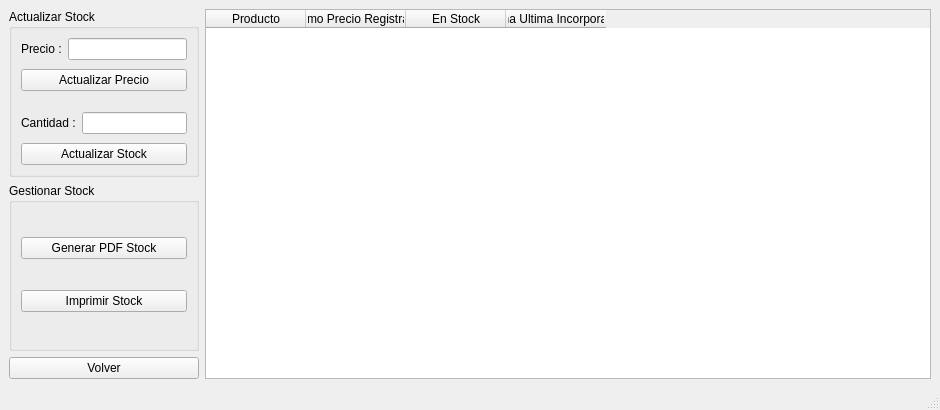
Above: QT_Sistema_San_Cayetano/registrostock.ui from GaspyGJ/SistemaGestion_SanCayetano before the change. Below: the same form after it.
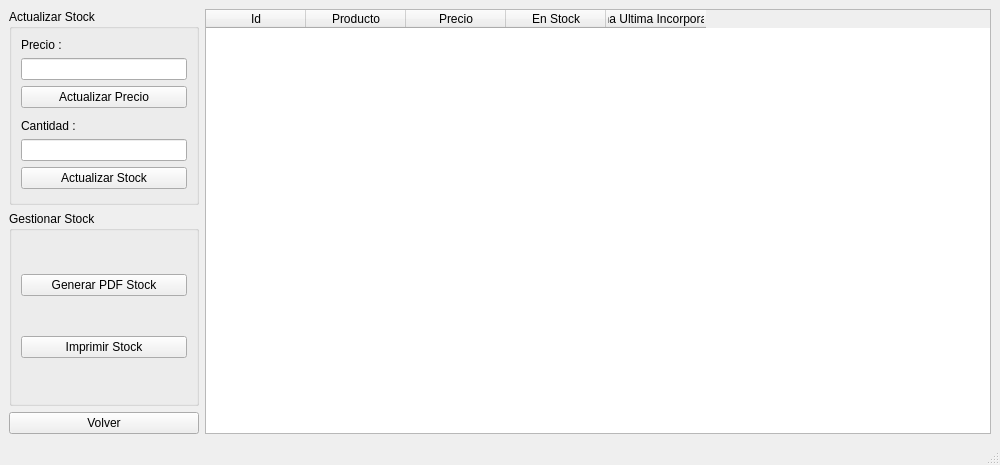
That is the form after the change.

Diff of the .ui file:
```diff
--- a/QT_Sistema_San_Cayetano/registrostock.ui
+++ b/QT_Sistema_San_Cayetano/registrostock.ui
@@ -6,8 +6,8 @@
    <rect>
     <x>0</x>
     <y>0</y>
-    <width>940</width>
-    <height>410</height>
+    <width>1000</width>
+    <height>465</height>
    </rect>
   </property>
   <property name="windowTitle">
@@ -16,7 +16,7 @@
   <widget class="QWidget" name="centralwidget">
    <layout class="QHBoxLayout" name="horizontalLayout">
     <item>
-     <layout class="QVBoxLayout" name="verticalLayout">
+     <layout class="QVBoxLayout" name="verticalLayout_2">
       <item>
        <widget class="QGroupBox" name="groupBox">
         <property name="maximumSize">
@@ -28,69 +28,57 @@
         <property name="title">
          <string>Actualizar Stock</string>
         </property>
-        <layout class="QVBoxLayout" name="verticalLayout_5">
+        <layout class="QVBoxLayout" name="verticalLayout_3">
          <item>
-          <layout class="QVBoxLayout" name="verticalLayout_2">
-           <item>
-            <layout class="QFormLayout" name="formLayout">
-             <item row="0" column="0">
-              <widget class="QLabel" name="label_Precio">
-               <property name="text">
-                <string>Precio :</string>
-               </property>
-              </widget>
-             </item>
-             <item row="0" column="1">
-              <widget class="QLineEdit" name="input_Precio"/>
-             </item>
-            </layout>
+          <layout class="QFormLayout" name="formLayout">
+           <item row="0" column="0">
+            <widget class="QLabel" name="label_Precio">
+             <property name="text">
+              <string>Precio :</string>
+             </property>
+            </widget>
            </item>
-           <item>
+           <item row="1" column="0" colspan="2">
+            <widget class="QLineEdit" name="input_Precio"/>
+           </item>
+           <item row="2" column="0" colspan="2">
             <widget class="QPushButton" name="btn_ActualizarPrecio">
              <property name="text">
               <string>Actualizar Precio</string>
              </property>
+             <property name="autoDefault">
+              <bool>true</bool>
+             </property>
+             <property name="default">
+              <bool>false</bool>
+             </property>
             </widget>
            </item>
           </layout>
          </item>
          <item>
-          <spacer name="verticalSpacer">
-           <property name="orientation">
-            <enum>Qt::Vertical</enum>
-           </property>
-           <property name="sizeType">
-            <enum>QSizePolicy::Fixed</enum>
-           </property>
-           <property name="sizeHint" stdset="0">
-            <size>
-             <width>10</width>
-             <height>15</height>
-            </size>
-           </property>
-          </spacer>
-         </item>
-         <item>
-          <layout class="QVBoxLayout" name="verticalLayout_4">
-           <item>
-            <layout class="QFormLayout" name="formLayout_2">
-             <item row="0" column="0">
-              <widget class="QLabel" name="label_Cantidad">
-               <property name="text">
-                <string>Cantidad :</string>
-               </property>
-              </widget>
-             </item>
-             <item row="0" column="1">
-              <widget class="QLineEdit" name="input_Cantidad"/>
-             </item>
-            </layout>
+          <layout class="QFormLayout" name="formLayout_2">
+           <item row="0" column="0">
+            <widget class="QLabel" name="label_Cantidad">
+             <property name="text">
+              <string>Cantidad :</string>
+             </property>
+            </widget>
            </item>
-           <item>
+           <item row="1" column="0" colspan="2">
+            <widget class="QLineEdit" name="input_Cantidad"/>
+           </item>
+           <item row="2" column="0" colspan="2">
             <widget class="QPushButton" name="btn_ActualizarStock">
              <property name="text">
               <string>Actualizar Stock</string>
              </property>
+             <property name="autoDefault">
+              <bool>true</bool>
+             </property>
+             <property name="default">
+              <bool>false</bool>
+             </property>
             </widget>
            </item>
           </layout>
@@ -109,12 +97,18 @@
         <property name="title">
          <string>Gestionar Stock</string>
         </property>
-        <layout class="QVBoxLayout" name="verticalLayout_3">
+        <layout class="QVBoxLayout" name="verticalLayout">
          <item>
           <widget class="QPushButton" name="btn_GenerarPDF_Stock">
            <property name="text">
             <string>Generar PDF Stock</string>
            </property>
+           <property name="autoDefault">
+            <bool>true</bool>
+           </property>
+           <property name="default">
+            <bool>false</bool>
+           </property>
           </widget>
          </item>
          <item>
@@ -122,6 +116,12 @@
            <property name="text">
             <string>Imprimir Stock</string>
            </property>
+           <property name="autoDefault">
+            <bool>true</bool>
+           </property>
+           <property name="default">
+            <bool>false</bool>
+           </property>
           </widget>
          </item>
         </layout>
@@ -138,12 +138,26 @@
         <property name="text">
          <string>Volver</string>
         </property>
+        <property name="autoDefault">
+         <bool>true</bool>
+        </property>
+        <property name="default">
+         <bool>false</bool>
+        </property>
        </widget>
       </item>
      </layout>
     </item>
     <item>
      <widget class="QTableWidget" name="table_Stock">
+      <property name="textElideMode">
+       <enum>Qt::ElideMiddle</enum>
+      </property>
+      <column>
+       <property name="text">
+        <string>Id</string>
+       </property>
+      </column>
       <column>
        <property name="text">
         <string>Producto</string>
@@ -151,7 +165,7 @@
       </column>
       <column>
        <property name="text">
-        <string>Ultimo Precio Registrado</string>
+        <string>Precio</string>
        </property>
       </column>
       <column>
```
Left out of the diff: 8 changed lines with no effect on the pictures.
